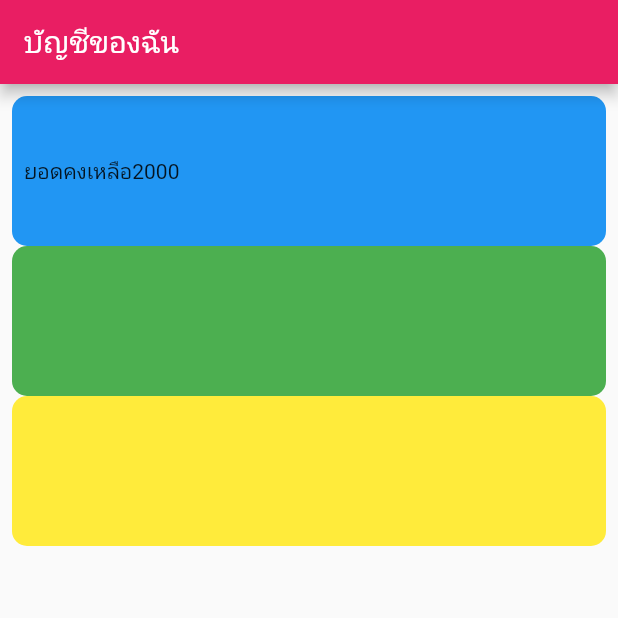
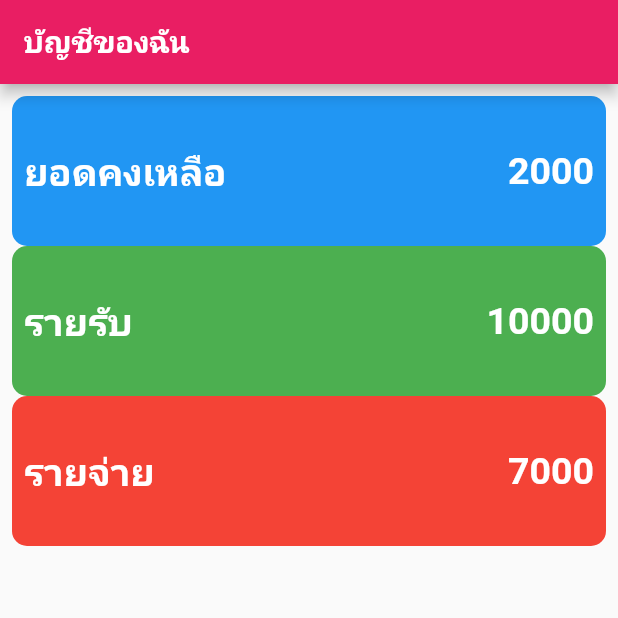
Before and after one commit to chutima2544/LAB4, a Flutter app: the screen it shows after launch, on a phone screen of 412 x 824 dp, the top half of it. Run offline on Flutter 3.47's test engine with Material 2 defaults, Android fonts, the phone set to English and light mode, and no system bars.

Commit message:
Expanded Widget

```diff
--- a/lib/main.dart
+++ b/lib/main.dart
@@ -28,7 +28,9 @@ class _MyHomePageState extends State<MyHomePage> {
   Widget build(BuildContext context) {
     return Scaffold(
         appBar: AppBar(
-          title: Text("บัญชีของฉัน"),
+          title: Text("บัญชีของฉัน",
+              style:
+                  TextStyle(color: Colors.white, fontWeight: FontWeight.bold)),
         ),
         body: Padding(
           padding: const EdgeInsets.all(8.0),
@@ -38,28 +40,86 @@ class _MyHomePageState extends State<MyHomePage> {
                 padding: const EdgeInsets.all(8.0),
                 decoration: BoxDecoration(
                     color: Colors.blue,
-                    borderRadius: BorderRadius.circular(10)
-                    ),
+                    borderRadius: BorderRadius.circular(10)),
                 height: 100,
                 child: Row(
+                  crossAxisAlignment: CrossAxisAlignment.center,
                   children: [
-                    Text("ยอดคงเหลือ"),
-                    Text("2000")
+                    Text(
+                      "ยอดคงเหลือ",
+                      style: TextStyle(
+                          fontSize: 25,
+                          color: Colors.white,
+                          fontWeight: FontWeight.bold),
+                    ),
+                    Expanded(
+                      child: Text("2000",
+                          style: TextStyle(
+                              fontSize: 25,
+                              color: Colors.white,
+                              fontWeight: FontWeight.bold),
+                          textAlign: TextAlign.right,
+                          ),
+                    )
                   ],
                 ),
               ),
               Container(
+                padding: const EdgeInsets.all(8.0),
                 decoration: BoxDecoration(
                     color: Colors.green,
                     borderRadius: BorderRadius.circular(10)),
                 height: 100,
+                child: Row(
+                  crossAxisAlignment: CrossAxisAlignment.center,
+                  children: [
+                    Text(
+                      "รายรับ",
+                      style: TextStyle(
+                          fontSize: 25,
+                          color: Colors.white,
+                          fontWeight: FontWeight.bold),
+                    ),
+                    Expanded(
+                      child: Text("10000",
+                          style: TextStyle(
+                              fontSize: 25,
+                              color: Colors.white,
+                              fontWeight: FontWeight.bold),
+                          textAlign: TextAlign.right,
+                          ),
+                    )
+                  ],
+                ),
               ),
               Container(
+                padding: const EdgeInsets.all(8.0),
                 decoration: BoxDecoration(
-                    color: Colors.yellow,
+                    color: Colors.red,
                     borderRadius: BorderRadius.circular(10)),
                 height: 100,
-              )
+                child: Row(
+                  crossAxisAlignment: CrossAxisAlignment.center,
+                  children: [
+                    Text(
+                      "รายจ่าย",
+                      style: TextStyle(
+                          fontSize: 25,
+                          color: Colors.white,
+                          fontWeight: FontWeight.bold),
+                    ),
+                    Expanded(
+                      child: Text("7000",
+                          style: TextStyle(
+                              fontSize: 25,
+                              color: Colors.white,
+                              fontWeight: FontWeight.bold),
+                          textAlign: TextAlign.right,
+                          ),
+                    )
+                  ],
+                ),
+              ),
             ],
           ),
         ));
```
